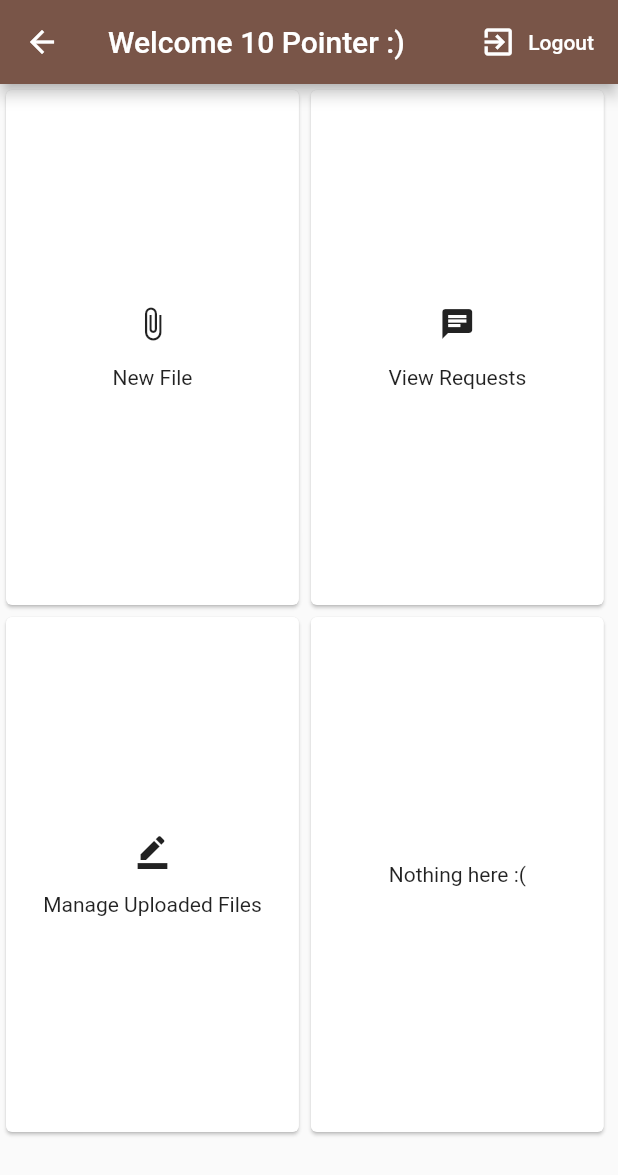
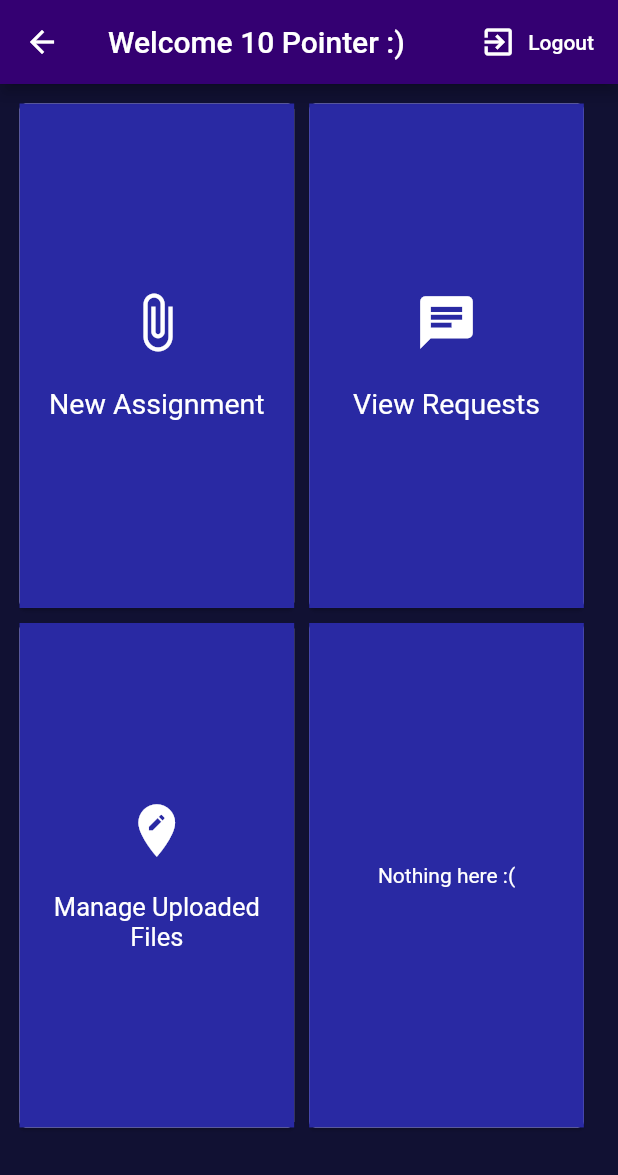
Before and after one commit to AJAYK-01/EasyAssignments, a Flutter app: the Upload screen opened directly, on a phone screen of 412 x 824 dp. Shown: the top 1175 px of the screen. Run offline on Flutter 3.47's test engine with Material 2 defaults, Android fonts, the phone set to English and light mode, and no system bars; our stand-ins replace cloud_firestore, file_picker, firebase_auth, firebase_storage, progress_dialog; accounts and stored records are empty.

Commit message:
Beautified the UI a bit with better colors

```diff
--- a/lib/Uploads.dart
+++ b/lib/Uploads.dart
@@ -87,6 +87,9 @@ class MyAppState extends State<Upload> {
     await _auths.singOut();
   }
 
+  Color hexToColor(String hexString, {String alphaChannel = 'FF'}) {
+      return Color(int.parse(hexString.replaceFirst('#', '0x$alphaChannel')));
+  }
   @override
   Widget build(BuildContext context) {
     pr = ProgressDialog(context, isDismissible: false,);
@@ -97,12 +100,17 @@ class MyAppState extends State<Upload> {
         child: CircularProgressIndicator(strokeWidth: 4.5,)),
     );
     return Scaffold(
-       appBar: AppBar(backgroundColor: Colors.brown,title: Text('Welcome 10 Pointer :)'), actions: <Widget>[FlatButton.icon(textColor: Colors.white , onPressed: logout, icon: Icon(Icons.exit_to_app), label: Text('Logout'))],),
-       body: Column(
+      backgroundColor: hexToColor('#111133'),
+       appBar: AppBar(backgroundColor:hexToColor('#340072'),title: Text('Welcome 10 Pointer :)'), actions: <Widget>[FlatButton.icon(textColor: Colors.white , onPressed: logout, icon: Icon(Icons.exit_to_app), label: Text('Logout'))],),
+       body: Padding(
+         padding: const EdgeInsets.all(8.0),
+         child: Column(
           children: <Widget> [
           Row(
             children: <Widget> [
-          Card(
+            Padding(
+              padding: const EdgeInsets.all(1.0),
+              child: Card(
                 child: InkWell(
                   splashColor: Colors.blue.withAlpha(30),
                   onTap: () async {
@@ -116,80 +124,96 @@ class MyAppState extends State<Upload> {
                     }
                   },
                   child: Container(
-              height: (MediaQuery.of(context).size.height)/2.4,
-                width:(MediaQuery.of(context).size.width)/2.11,
+                    color: hexToColor('#2929a3'),
+                    height: (MediaQuery.of(context).size.height)/2.45,
+                      width:(MediaQuery.of(context).size.width)/2.25,
                       child: Column(
                         mainAxisAlignment: MainAxisAlignment. center, crossAxisAlignment: CrossAxisAlignment.center,
                         children: <Widget> [
-                    Icon(Icons.attach_file),
-                    Text("\nNew File"),
+                          Icon(Icons.attach_file, color: Colors.white, size: 42),
+                          Text("\nNew Assignment",style: TextStyle(color: Colors.white, fontSize: 19)),
                         ]
                       ),
                     ),
                 ),
               ),
-          Card(
+            ),
+            Padding(
+              padding: const EdgeInsets.all(1.0),
+              child: Card(
                 child: InkWell(
                   splashColor: Colors.blue.withAlpha(30),
                   onTap: () {
                     Navigator.push(context, MaterialPageRoute(builder: (context)=>ViewRequests()));
                   },
                   child: Container(
-                height: (MediaQuery.of(context).size.height)/2.4,
-                width:(MediaQuery.of(context).size.width)/2.11,
+                    color: hexToColor('#2929a3'),
+                    height: (MediaQuery.of(context).size.height)/2.45,
+                    width:(MediaQuery.of(context).size.width)/2.25,
                   child: Column(
                     mainAxisAlignment: MainAxisAlignment. center, crossAxisAlignment: CrossAxisAlignment.center,
                     children: <Widget>[
-                  Icon(Icons.chat),
-                  Text('\nView Requests'),
+                      Icon(Icons.chat, color: Colors.white, size: 42),
+                      Text('\nView Requests',style: TextStyle(color: Colors.white, fontSize: 19)),
                     ],
                   ),
                 )
-          ),)
+              ),),
+            )
             ],
           ),
           Row(
             children: <Widget> [
-          Card(
+            Padding(
+              padding: const EdgeInsets.all(1.0),
+              child: Card(
                 child: InkWell(
                   splashColor: Colors.blue.withAlpha(30),
                   onTap: () {
                     Navigator.push(context, MaterialPageRoute(builder: (context)=>View()));
                   },
                   child: Container(
-              height: (MediaQuery.of(context).size.height)/2.4,
-                width:(MediaQuery.of(context).size.width)/2.11,
+                    color: hexToColor('#2929a3'),
+                  height: (MediaQuery.of(context).size.height)/2.45,
+                    width:(MediaQuery.of(context).size.width)/2.25,
                     child: Column(
                       mainAxisAlignment: MainAxisAlignment. center, crossAxisAlignment: CrossAxisAlignment.center,
                       children: <Widget> [
 
-                    Icon(Icons.border_color),
-                    Text("\nManage Uploaded Files"),
+                        Icon(Icons.edit_location, color:Colors.white, size:42),
+                        Text("\nManage Uploaded",style: TextStyle(color: Colors.white, fontSize: 17)),
+                        Text("Files",style: TextStyle(color: Colors.white, fontSize: 17)),
                       ]
                     ),
                   ),
                 ),
               ),
-            Card(
+            ),
+              Padding(
+                padding: const EdgeInsets.all(1.0),
+                child: Card(
                 child: InkWell(
                   splashColor: Colors.blue.withAlpha(30),
                   onTap: () {
                     print('Card tapped.');
                   },
                   child: Container(
-                height: (MediaQuery.of(context).size.height)/2.4,
-                width:(MediaQuery.of(context).size.width)/2.11,
+                    color: hexToColor('#2929a3'),
+                    height: (MediaQuery.of(context).size.height)/2.45,
+                    width:(MediaQuery.of(context).size.width)/2.25,
                   child: Column(
                     mainAxisAlignment: MainAxisAlignment. center, crossAxisAlignment: CrossAxisAlignment.center,
                     children: <Widget>[
-                  Text('Nothing here :('),
+                      Text('Nothing here :(',style: TextStyle(color: Colors.white)),
                     ],
                   ),
                 )
-          ),)
+            ),),
+              )
             ],
           ),
           ]
+    ),
        )
 
       //  body: Center(child: Column(
```
Also changed, not shown: lib/ViewAssmnts.dart (+8 -4 lines), lib/ViewRequests.dart (+6 -2 lines), lib/WelcomeViewer.dart (+23 -8 lines), lib/main.dart (+4 -4 lines). Lines whose indentation alone changed are shown as unchanged.
